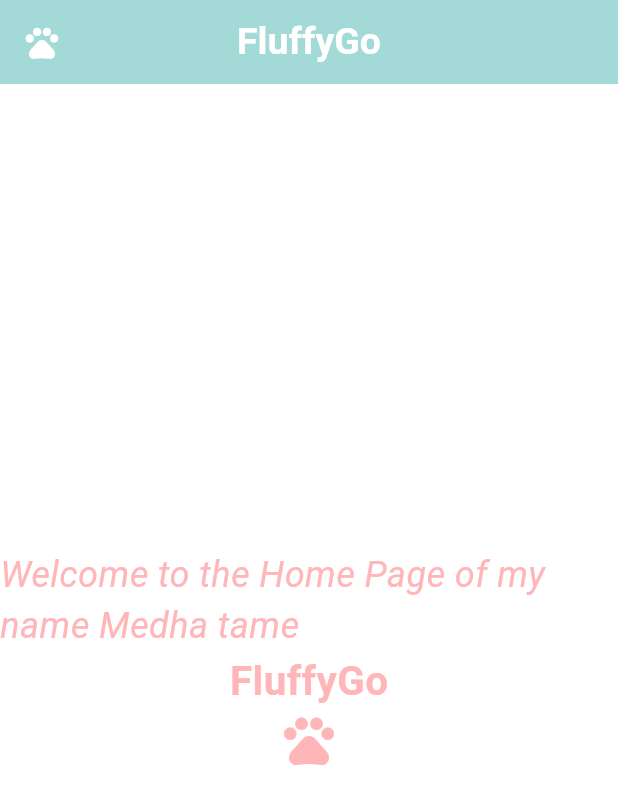
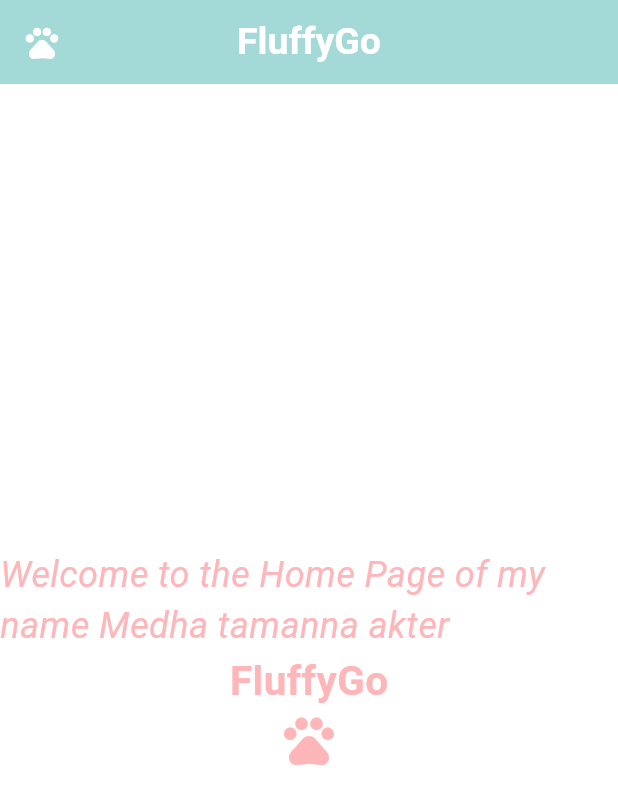
Before and after one commit to Medha1824/splash_screen_making, a Flutter app: the screen it shows after launch, on a phone screen of 412 x 824 dp. Shown: the top 804 px of the screen. Run offline on Flutter 3.47's test engine with Material 3 defaults, Android fonts, the phone set to English and light mode, and no system bars.

Commit message:
Version 7

```diff
--- a/lib/main.dart
+++ b/lib/main.dart
@@ -43,7 +43,7 @@ class MyHomePage extends StatelessWidget {
           mainAxisAlignment: MainAxisAlignment.center,
           children: [
             Text(
-              'Welcome to the Home Page of my name Medha tame',
+              'Welcome to the Home Page of my name Medha tamanna akter',
               style: TextStyle(
                 color: Color(0xFFFFB6B9),
                 fontSize: 24,
```
